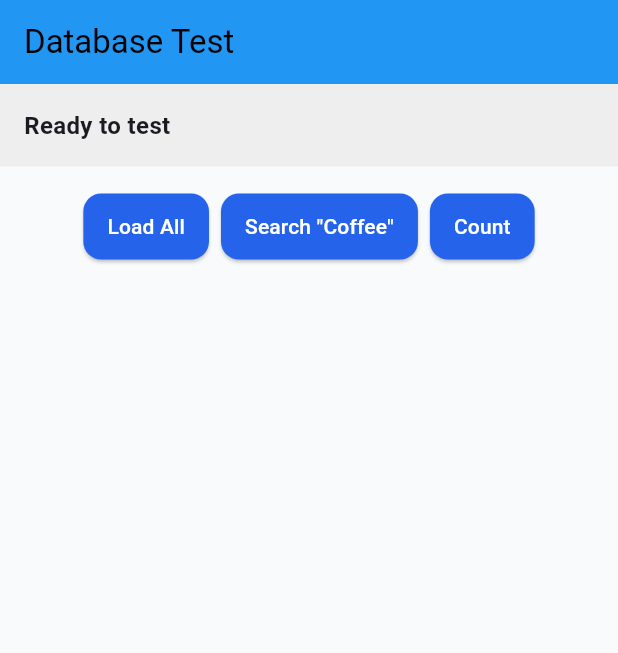
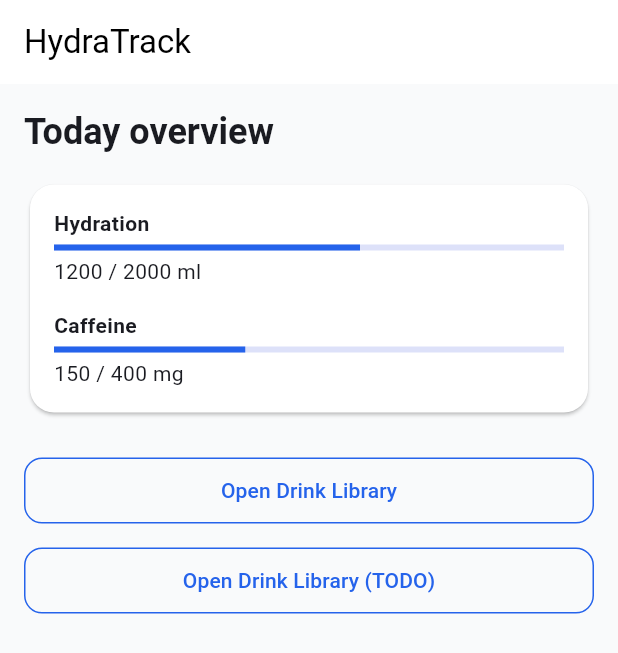
Before and after one commit to Wynter106/HydraTrack, a Flutter app: the screen it shows after launch, on a phone screen of 412 x 824 dp. Shown: the top 653 px of the screen. Run offline on Flutter 3.47's test engine with Material 3 defaults, Android fonts, the phone set to English and light mode, and no system bars; our stand-ins replace sqflite; accounts and stored records are empty.

Commit message:
Home and drink library UI

```diff
--- a/lib/main.dart
+++ b/lib/main.dart
@@ -1,6 +1,6 @@
 import 'package:flutter/material.dart';
 import 'presentation/theme/app_theme.dart';
-import '../presentation/screens/test_database_screen.dart';
+import 'presentation/screens/home_screen.dart';
 
 void main() {
   runApp(MyApp());
@@ -17,7 +17,7 @@ class MyApp extends StatelessWidget {
       debugShowCheckedModeBanner: false,
 
       theme: AppTheme.lightTheme,
-      home: TestDatabaseScreen(),
+      home: const HomeScreen(),
 
     );
   }
--- /dev/null
+++ b/lib/presentation/screens/home_screen.dart
@@ -0,0 +1,93 @@
+import 'package:flutter/material.dart';
+import '../widgets/app_card.dart';
+import '../widgets/app_button.dart';
+import 'drink_library_screen.dart';
+
+class HomeScreen extends StatelessWidget {
+  const HomeScreen({super.key});
+
+  @override
+  Widget build(BuildContext context) {
+    // Temporary placeholder data
+    const int hydrationCurrent = 1200;
+    const int hydrationGoal = 2000;
+    const int caffeineCurrent = 150;
+    const int caffeineLimit = 400;
+
+    final hydrationRatio = hydrationCurrent / hydrationGoal;
+    final caffeineRatio = caffeineCurrent / caffeineLimit;
+
+    return Scaffold(
+      appBar: AppBar(
+        title: const Text('HydraTrack'),
+      ),
+      body: Padding(
+        padding: const EdgeInsets.all(16),
+        child: Column(
+          crossAxisAlignment: CrossAxisAlignment.stretch,
+          children: [
+            Text(
+              'Today overview',
+              style: Theme.of(context).textTheme.headlineMedium,
+            ),
+            const SizedBox(height: 16),
+
+            // Summary card for today's status
+            AppCard(
+              child: Column(
+                crossAxisAlignment: CrossAxisAlignment.start,
+                children: [
+                  const Text(
+                    'Hydration',
+                    style: TextStyle(fontWeight: FontWeight.bold),
+                  ),
+                  const SizedBox(height: 4),
+                  LinearProgressIndicator(value: hydrationRatio),
+                  const SizedBox(height: 4),
+                  Text('$hydrationCurrent / $hydrationGoal ml'),
+
+                  const SizedBox(height: 16),
+
+                  const Text(
+                    'Caffeine',
+                    style: TextStyle(fontWeight: FontWeight.bold),
+                  ),
+                  const SizedBox(height: 4),
+                  LinearProgressIndicator(value: caffeineRatio),
+                  const SizedBox(height: 4),
+                  Text('$caffeineCurrent / $caffeineLimit mg'),
+                ],
+              ),
+            ),
+
+            const SizedBox(height: 24),
+
+            // Action buttons
+            AppButton(
+             label: 'Open Drink Library',
+              filled: false,
+              onPressed: () {
+                Navigator.push(
+                  context,
+                  MaterialPageRoute(
+                    builder: (context) => const DrinkLibraryScreen(),
+                  ),
+                );
+              },
+            ),
+
+            const SizedBox(height: 12),
+
+            AppButton(
+              label: 'Open Drink Library (TODO)',
+              filled: false,
+              onPressed: () {
+                debugPrint('TODO: navigate to drink library');
+              },
+            ),
+          ],
+        ),
+      ),
+    );
+  }
+}
```
Also changed, not shown: lib/presentation/screens/drink_library_screen.dart (added, +133 -0 lines).
